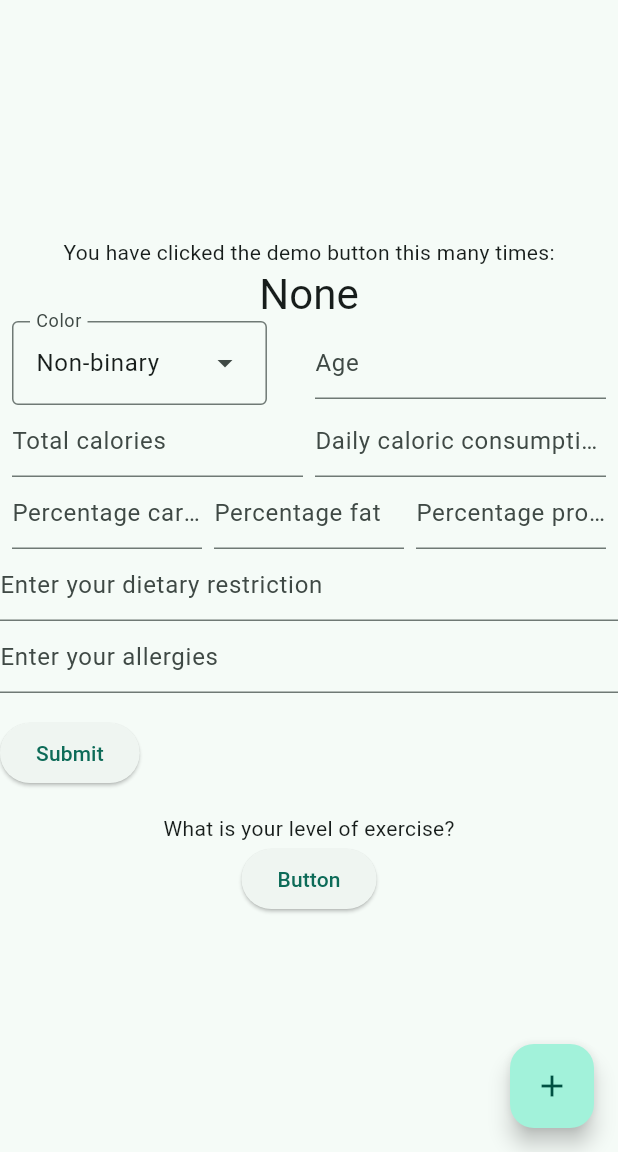
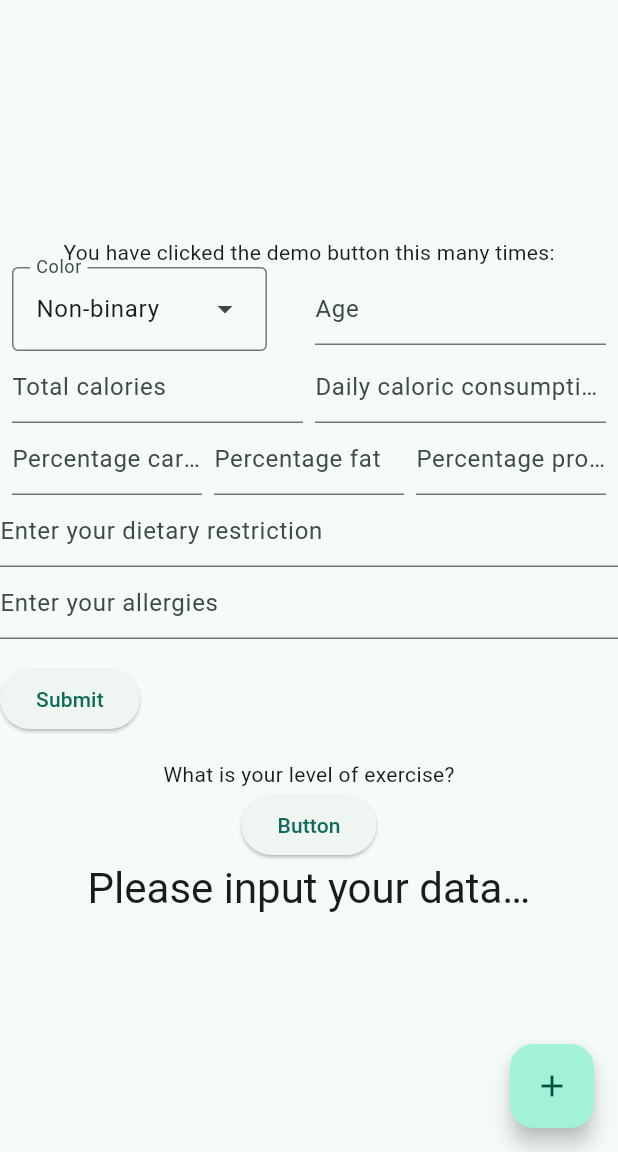
Before and after one commit to waterpigeon420/EWBHackathon, a Flutter app: the screen it shows after launch, on a phone screen of 412 x 824 dp, the part 84-1236 px from its top. Run offline on Flutter 3.47's test engine with Material 3 defaults, Android fonts, the light colour scheme and no system bars.

Commit message:
Added input reset functionality

```diff
--- a/EWBHack/flutter_demo/lib/main.dart
+++ b/EWBHack/flutter_demo/lib/main.dart
@@ -58,7 +58,7 @@ class MyHomePage extends StatefulWidget {
 
 class _MyHomePageState extends State<MyHomePage> {
   int _counter = 0;
-  String _recipetext = "None";
+  String _recipetext = "Please input your data…";
 
   void _incrementCounter() {
     setState(() {
@@ -114,23 +114,32 @@ class _MyHomePageState extends State<MyHomePage> {
           // wireframe for each widget.
           mainAxisAlignment: MainAxisAlignment.center,
           children: <Widget>[
+            Column(
+              children: [
                 /* Starter code */
                 const Text(
                   'You have clicked the demo button this many times:',
                 ),
-            Text(
-              '$_recipetext',
-              style: Theme.of(context).textTheme.headlineMedium,
+                /* Form field */
+                FormExample(
+                  onChanged: _updateResponse,
                 ),
-            /* Form field */
-            FormExample(onChanged: _updateResponse,),
                 /* Buttons */
                 const Text('What is your level of exercise?'),
                 ElevatedButton(
                     onPressed: () {
                       print("Button pressed!");
+                      _updateResponse("Please input your data…");
                     },
                     child: const Text('Button')),
+              ],
+            ),
+            Column(children: [
+              Text(
+                '$_recipetext',
+                style: Theme.of(context).textTheme.headlineMedium,
+              ),
+            ],)
           ],
         ),
       ),
```
Lines whose indentation alone changed are shown as unchanged.
